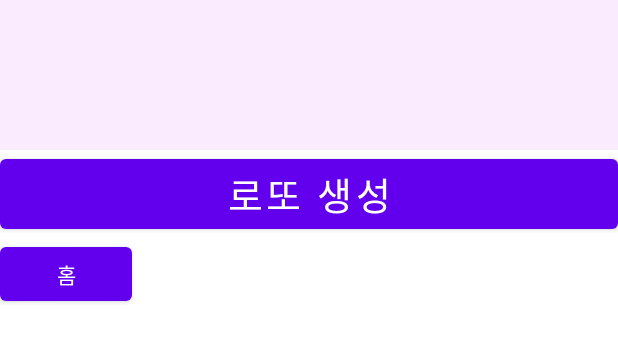
After one commit to moosimoosihan/EditText, an Android app: the layout activity_lotto_number.xml on its own in the app's theme, with its tools: preview values and no code run, on a phone screen of 412 x 824 dp. The commit adds this screen. Shown: the top 342 px of the screen. Run offline under Robolectric (Android 15) with nearby library versions, the phone set to English and light mode, and no system bars.

Commit message:
LottoNumber(error)

```diff
--- a/app/src/main/AndroidManifest.xml
+++ b/app/src/main/AndroidManifest.xml
@@ -16,6 +16,9 @@
         android:theme="@style/Theme.EditText"
         android:usesCleartextTraffic="true"
         tools:targetApi="31">
+        <activity
+            android:name=".LottoNumber"
+            android:exported="false" />
         <activity
             android:name=".StopWatch"
             android:exported="false" />
--- /dev/null
+++ b/app/src/main/res/layout/activity_lotto_number.xml
@@ -0,0 +1,32 @@
+<?xml version="1.0" encoding="utf-8"?>
+<LinearLayout xmlns:android="http://schemas.android.com/apk/res/android"
+    xmlns:app="http://schemas.android.com/apk/res-auto"
+    xmlns:tools="http://schemas.android.com/tools"
+    android:layout_width="match_parent"
+    android:layout_height="match_parent"
+    android:orientation="vertical"
+    tools:context=".MainActivity">
+
+    <TextView
+        android:id="@+id/lottoText"
+        android:layout_width="match_parent"
+        android:layout_height="100dp"
+        android:background="#FAEBFF"
+        android:layout_above="@id/lottoBtn"
+        />
+
+    <Button
+        android:id="@+id/lottoBtn"
+        android:layout_width="match_parent"
+        android:layout_height="wrap_content"
+        android:layout_centerInParent="true"
+        android:textSize="25sp"
+        android:text="로또 생성"/>
+
+    <Button
+        android:id="@+id/btn_home"
+        android:layout_width="wrap_content"
+        android:layout_height="wrap_content"
+        android:text="홈" />
+
+</LinearLayout>
```
Also changed, not shown: app/src/main/java/com/example/edittext/LottoNumber.kt (added, +75 -0 lines), app/src/main/java/com/example/edittext/MainActivity.java (+14 -0 lines), app/src/main/res/layout/activity_main.xml (+7 -0 lines).
